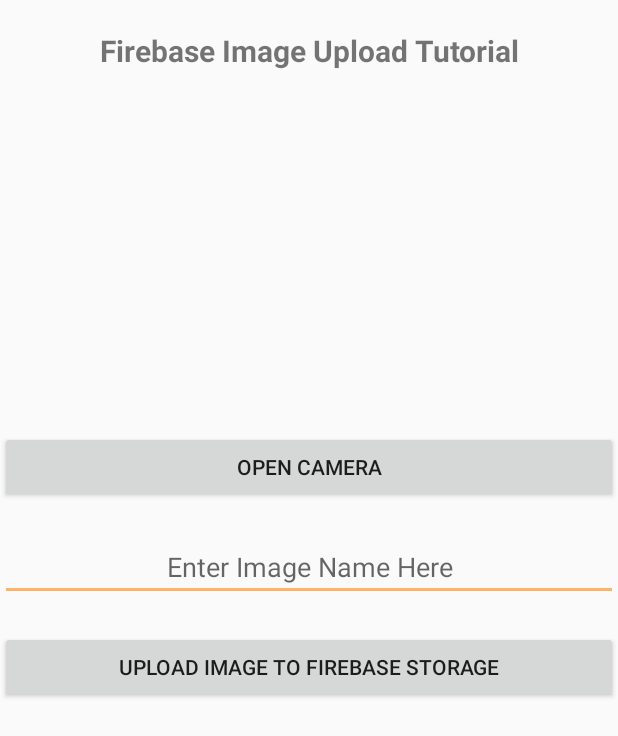
After one commit to jannatsuha/Project3-Tour-mate-, an Android app: the layout fragment_take_aphoto.xml on its own in the app's theme, with its tools: preview values and no code run, on a phone screen of 412 x 824 dp. The commit adds this screen. Shown: the top 736 px of the screen. Run offline under Robolectric (Android 15) with nearby library versions, the phone set to English and light mode, and no system bars.

Commit message:
Take a Photo Section Complite(Shuvo)

```diff
--- /dev/null
+++ b/app/src/main/res/layout/fragment_take_aphoto.xml
@@ -0,0 +1,52 @@
+<?xml version="1.0" encoding="utf-8"?>
+<LinearLayout xmlns:android="http://schemas.android.com/apk/res/android"
+    xmlns:tools="http://schemas.android.com/tools"
+    android:layout_width="match_parent"
+    android:orientation="vertical"
+    android:layout_height="match_parent"
+    tools:context=".Fragments.TakeAphotoFragment">
+
+    <!-- TODO: Update blank fragment layout -->
+    <TextView
+        android:layout_width="fill_parent"
+        android:layout_height="wrap_content"
+        android:text="Firebase Image Upload Tutorial"
+        android:id="@+id/textview"
+        android:textStyle="bold"
+        android:textSize="20dp"
+        android:gravity="center"
+        android:layout_marginTop="20dp"/>
+
+    <ImageView
+        android:layout_width="fill_parent"
+        android:layout_height="200dp"
+        android:id="@+id/imageViewcameraDisplay"
+        android:layout_below="@+id/textview"
+        android:layout_marginTop="20dp"/>
+
+    <Button
+        android:layout_width="fill_parent"
+        android:layout_height="wrap_content"
+        android:id="@+id/btnChooseOpenCmera"
+        android:layout_below="@+id/imageViewcameraDisplay"
+        android:layout_marginTop="20dp"
+        android:text="Open Camera"/>
+
+    <EditText
+        android:layout_width="fill_parent"
+        android:layout_height="wrap_content"
+        android:id="@+id/edtimageName"
+        android:layout_below="@+id/btnChooseOpenCmera"
+        android:layout_marginTop="20dp"
+        android:hint="Enter Image Name Here"
+        android:gravity="center"/>
+
+    <Button
+        android:id="@+id/btnUploadImage"
+        android:layout_width="fill_parent"
+        android:layout_height="wrap_content"
+        android:layout_below="@+id/edtimageName"
+        android:layout_marginTop="20dp"
+        android:text="Upload image to Firebase Storage" />
+
+</LinearLayout>
--- /dev/null
+++ b/app/src/main/res/xml/file_paths.xml
@@ -0,0 +1,6 @@
+<?xml version="1.0" encoding="utf-8"?>
+<paths xmlns:android="http://schemas.android.com/apk/res/android">
+<external-path
+    name="tourMate"
+    path="Android/data/com.group.avengers.tourmate/files/Pictures"/>
+</paths>
```
Also changed, not shown: app/src/main/AndroidManifest.xml (+27 -0 lines), app/src/main/java/com/group/avengers/tourmate/Adapters/NearByPlaceAdapter.java (+5 -8 lines), app/src/main/java/com/group/avengers/tourmate/Classes/CameraContainer.java (added, +46 -0 lines), app/src/main/java/com/group/avengers/tourmate/Fragments/EventDetailFragment.java (+37 -1 lines), app/src/main/java/com/group/avengers/tourmate/Fragments/TakeAphotoFragment.java (added, +218 -0 lines), app/src/main/java/com/group/avengers/tourmate/MainActivity.java (+21 -0 lines), app/src/main/java/com/group/avengers/tourmate/NearbyPlace.java (added, +307 -0 lines), 1 other file.
